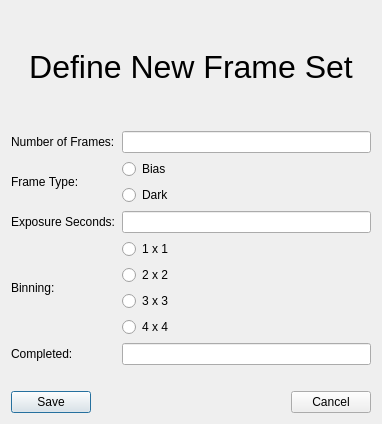
The window that AddFrameSet.ui (RMcDOttawa/pySkyDarks3) describes before a commit, drawn with Qt 5.
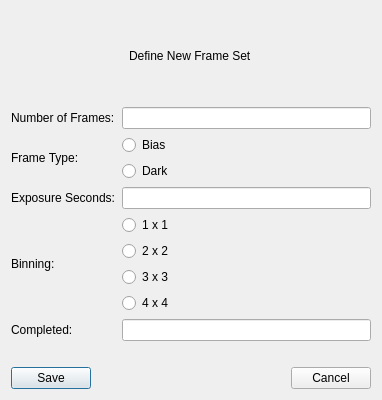
The same window after the commit.

Commit message: Extend programmatic setting of title font sizes to the add-frames and bulk-entry dialogs

The edit to the form file:
```diff
--- a/AddFrameSet.ui
+++ b/AddFrameSet.ui
@@ -7,17 +7,17 @@
     <x>0</x>
     <y>0</y>
     <width>382</width>
-    <height>424</height>
+    <height>400</height>
    </rect>
   </property>
   <property name="windowTitle">
    <string>Dialog</string>
   </property>
   <layout class="QGridLayout" name="gridLayout_3">
-   <item row="0" column="0" colspan="2">
-    <widget class="QLabel" name="label">
+   <item row="0" column="0" colspan="2" alignment="Qt::AlignHCenter">
+    <widget class="QLabel" name="MainTitle_1">
      <property name="text">
-      <string>&lt;html&gt;&lt;head/&gt;&lt;body&gt;&lt;p align=&quot;center&quot;&gt;&lt;span style=&quot; font-size:24pt;&quot;&gt;Define New Frame Set&lt;/span&gt;&lt;/p&gt;&lt;/body&gt;&lt;/html&gt;</string>
+      <string>Define New Frame Set</string>
      </property>
     </widget>
    </item>
```
Left out of the diff: 2 changed lines with no effect on the pictures. The commit also changes 3 other files.
